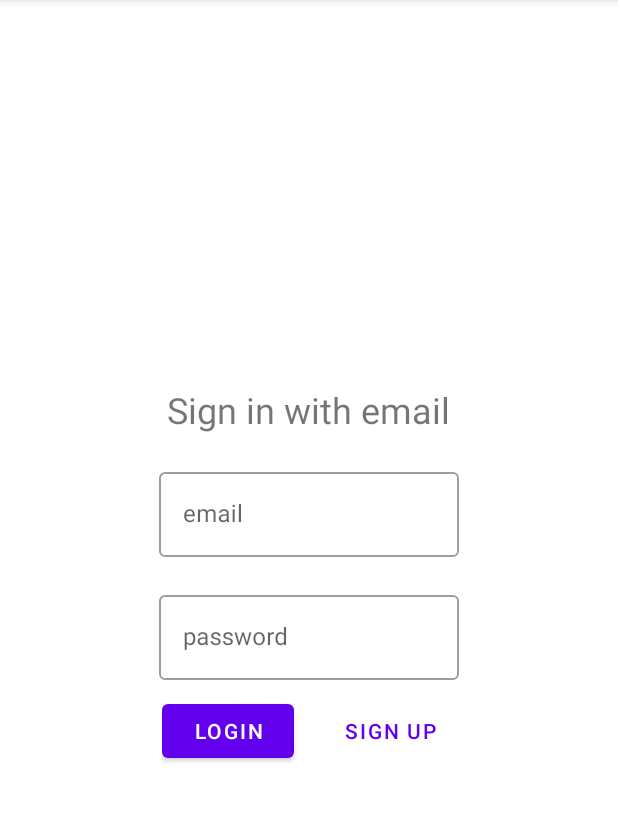
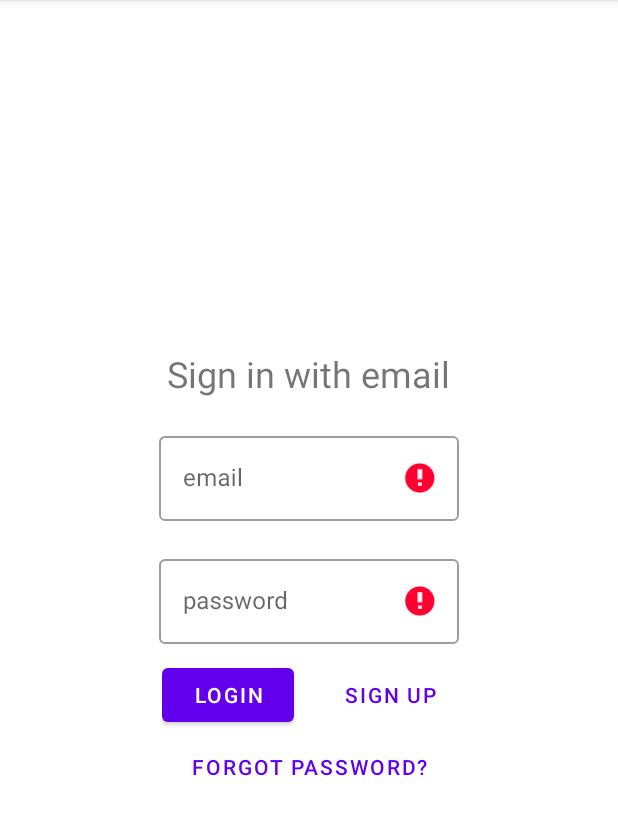
Before and after one commit to alina-saetova/mvp-firebase, an Android app: the EmailAuthFragment screen opened through its navigation route, after a tap on "LOGIN", on a phone screen of 412 x 824 dp, the part 84-919 px from its top. Run offline under Robolectric (Android 15) with nearby library versions, the phone set to English and light mode, and no system bars; our stand-ins replace Firebase (no records; nobody signed in at launch, a user with empty details on screens opened directly), data binding.

Commit message:
add validating forms and reset password

```diff
--- a/mvp-firebase/app/src/main/java/ru/itis/mvp_firebase/EmailAuthFragment.kt
+++ b/mvp-firebase/app/src/main/java/ru/itis/mvp_firebase/EmailAuthFragment.kt
@@ -26,8 +26,17 @@ class EmailAuthFragment : Fragment() {
         binding.btnSignUp.setOnClickListener {
             findNavController().navigate(R.id.action_emailAuthFragment_to_registrationFragment)
         }
+        binding.btnSignIn.setOnClickListener(signIn)
+        binding.btnForgotPassword.setOnClickListener(resetPassword)
 
-        binding.btnSignIn.setOnClickListener {
+        return binding.root
+    }
+
+    private val signIn = View.OnClickListener {
+        if (!validateEmail() && !validatePassword()) {
+            Toast.makeText(activity, "Try again", Toast.LENGTH_LONG).show()
+        }
+        else {
             val email = binding.etEmail.text.toString()
             val password = binding.etPassword.text.toString()
 
@@ -42,7 +51,43 @@ class EmailAuthFragment : Fragment() {
                 binding.progressBar.visibility = View.GONE
             }
         }
-        return binding.root
+    }
+
+    private val resetPassword = View.OnClickListener {
+        if (!validateEmail()) {
+            Toast.makeText(activity, "Try again", Toast.LENGTH_LONG).show()
+        }
+        else {
+            val email = binding.etEmail.text.toString()
+            firebaseAuth.sendPasswordResetEmail(email).addOnCompleteListener {
+                if (it.isSuccessful) {
+                    Toast.makeText(activity, "Password reset email was sent", Toast.LENGTH_LONG).show()
+                }
+                else {
+                    Toast.makeText(activity, "Failed, try again", Toast.LENGTH_LONG).show()
+                }
+            }
+        }
+    }
+
+    private fun validateEmail(): Boolean {
+        return if (binding.etEmail.text.isNullOrEmpty()) {
+            binding.etEmail.error = "Required"
+            false
+        } else {
+            binding.etEmail.error = null
+            true
+        }
+    }
+
+    private fun validatePassword(): Boolean {
+        return if (binding.etPassword.text.isNullOrEmpty()) {
+            binding.etPassword.error = "Required"
+            false
+        } else {
+            binding.etPassword.error = null
+            true
+        }
     }
 
 }
--- a/mvp-firebase/app/src/main/res/layout/fragment_email_auth.xml
+++ b/mvp-firebase/app/src/main/res/layout/fragment_email_auth.xml
@@ -83,5 +83,12 @@
                 android:text="@string/btnTitleSignUp"/>
         </LinearLayout>
 
+        <com.google.android.material.button.MaterialButton
+            android:id="@+id/btnForgotPassword"
+            android:layout_width="wrap_content"
+            android:layout_height="wrap_content"
+            style="@style/Widget.MaterialComponents.Button.TextButton"
+            android:text="@string/forgot_password"/>
+
     </LinearLayout>
 </layout>
--- a/mvp-firebase/app/src/main/res/values/strings.xml
+++ b/mvp-firebase/app/src/main/res/values/strings.xml
@@ -18,4 +18,5 @@
     <string name="hint_email">email</string>
     <string name="hint_password">password</string>
     <string name="tv_registration">Registration</string>
+    <string name="forgot_password">forgot password?</string>
 </resources>
```
Also changed, not shown: mvp-firebase/app/src/main/java/ru/itis/mvp_firebase/PhoneAuthFragment.kt (+14 -0 lines), mvp-firebase/app/src/main/java/ru/itis/mvp_firebase/RegistrationFragment.kt (+27 -2 lines).
